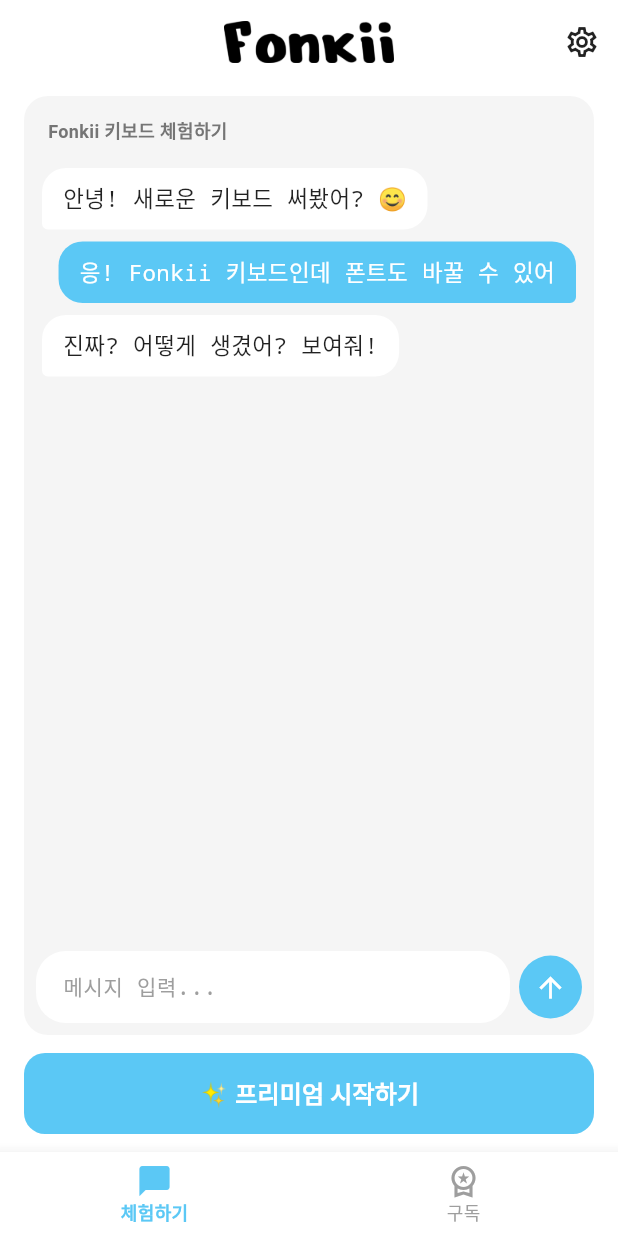
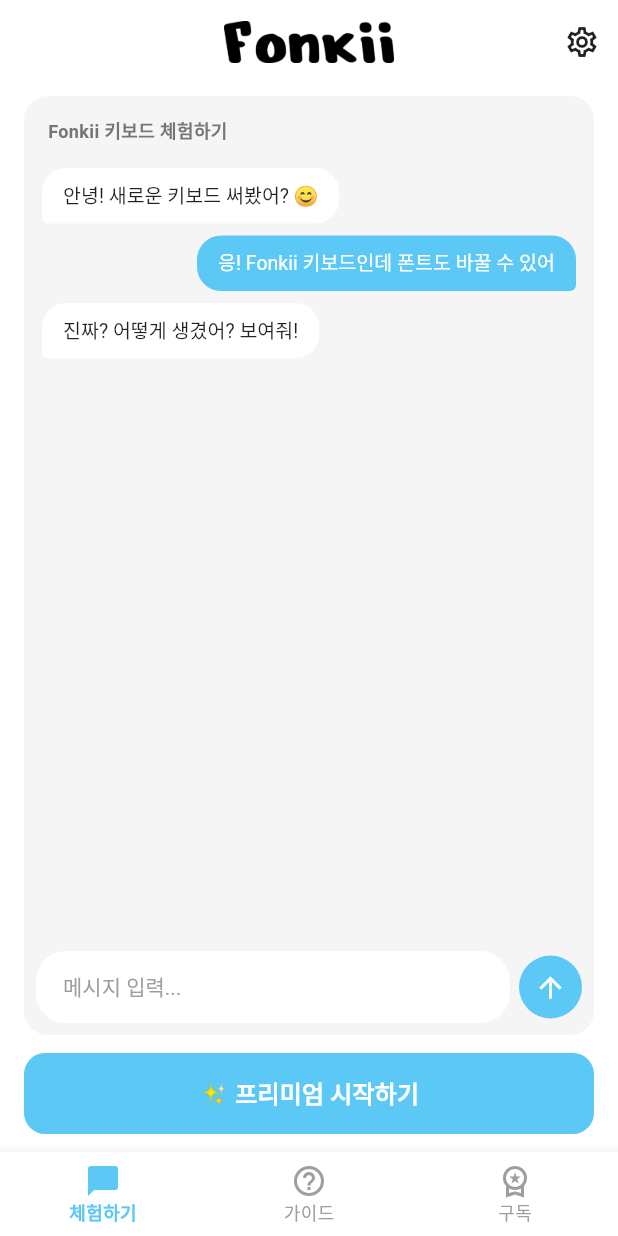
Before and after one commit to yuna-jung/keyboard, a Flutter app: the screen it shows after launch, on a phone screen of 412 x 824 dp. Run offline on Flutter 3.47's test engine with Material 3 defaults, Android fonts, the phone set to English and light mode, and no system bars; our stand-ins replace flutter_animate, share_plus, shared_preferences; missing offline and left inert: adapty_flutter.

Commit message:
feat: guide tab, chat bubble dot-art handling, font reverse-map polish
- guide_screen.dart: new in-app guide with five card sections
  (keyboard setup, font usage, font favorites, translation, palette)
- home_screen.dart: add Guide tab between Chat and Subscription in the
  bottom navigation; conditional bubble rendering (Braille-detected dot
  art keeps softWrap:false + horizontal scroll, regular text wraps and
  scrolls vertically only); drop monospace fontFamily so system shaper
  picks consistent fallback for mixed scripts
- KeyboardViewController.swift: drop ASCII→ASCII entries from
  _cmReverseMap so plain "g/r/s/i/o" survive normalizeToASCII unchanged;
  remove the duplicated font section from the Favorites tab (font
  favorites already surface in the Aa tab) and delete the now-unused
  favFontTapped / favFontLongPressed handlers

Co-Authored-By: Claude Opus 4.7 (1M context) <noreply@anthropic.com>

```diff
--- a/lib/screens/home_screen.dart
+++ b/lib/screens/home_screen.dart
@@ -1,6 +1,7 @@
 import 'package:flutter/material.dart';
 import 'package:flutter/services.dart';
 import '../services/subscription_service.dart';
+import 'guide_screen.dart';
 import 'paywall_screen.dart';
 import 'settings_screen.dart';
 import 'subscription_screen.dart';
@@ -64,13 +65,14 @@ class _HomeScreenState extends State<HomeScreen> {
         index: _selectedIndex,
         children: const [
           _ChatTab(),
+          GuideScreen(),
           SubscriptionScreen(),
         ],
       ),
       bottomNavigationBar: BottomNavigationBar(
         currentIndex: _selectedIndex,
         onTap: (i) {
-          if (i == 1) {
+          if (i == 2) {
             // Subscription tab → open Adapty paywall directly without switching tab
             PaywallScreen.show(context);
             return;
@@ -87,6 +89,11 @@ class _HomeScreenState extends State<HomeScreen> {
             icon: Icon(Icons.chat_bubble_outline),
             activeIcon: Icon(Icons.chat_bubble),
             label: '체험하기',
+          ),
+          BottomNavigationBarItem(
+            icon: Icon(Icons.help_outline),
+            activeIcon: Icon(Icons.help),
+            label: '가이드',
           ),
           BottomNavigationBarItem(
             icon: Icon(Icons.workspace_premium_outlined),
@@ -409,22 +416,35 @@ class _ChatBubble extends StatelessWidget {
         ),
       );
     } else {
+      // Detect dot-art by the presence of Braille codepoints (U+2800-U+28FF).
+      // Dot-art needs `softWrap: false` + horizontal scroll to keep its grid
+      // intact; ordinary text/emoticon messages should wrap naturally so the
+      // bubble doesn't blow out into a single long horizontal strip.
+      final isDotArt = message.text?.runes
+              .any((r) => r >= 0x2800 && r <= 0x28FF) ??
+          false;
+      final textWidget = Text(
+        message.text ?? '',
+        softWrap: !isDotArt,
+        style: TextStyle(
+          fontSize: 13,
+          color: fg,
+          height: 1.2,
+          letterSpacing: 0,
+          fontFeatures: const [FontFeature.tabularFigures()],
+        ),
+      );
       content = Container(
         padding: const EdgeInsets.symmetric(horizontal: 14, vertical: 10),
         decoration: BoxDecoration(color: bg, borderRadius: radius),
         child: ConstrainedBox(
           constraints: const BoxConstraints(maxHeight: 300),
-          child: SingleChildScrollView(
-            child: Text(
-              message.text ?? '',
-              style: TextStyle(
-                fontFamily: 'monospace',
-                fontSize: 15,
-                color: fg,
-                height: 1.35,
-              ),
-            ),
-          ),
+          child: isDotArt
+              ? SingleChildScrollView(
+                  scrollDirection: Axis.horizontal,
+                  child: SingleChildScrollView(child: textWidget),
+                )
+              : SingleChildScrollView(child: textWidget),
         ),
       );
     }
@@ -473,9 +493,10 @@ class _ChatInput extends StatelessWidget {
               keyboardType: TextInputType.multiline,
               textInputAction: TextInputAction.newline,
               style: TextStyle(
-                fontFamily: 'monospace',
-                fontSize: 16,
+                fontSize: 14,
                 color: isDark ? Colors.white : Colors.black87,
+                height: 1.2,
+                letterSpacing: 0,
               ),
               // Intercept the system Paste button so a copied GIF lands as a
               // GIF bubble (not raw text). Routes through `_pasteFromClipboard`
```
Also changed, not shown: lib/screens/guide_screen.dart (added, +165 -0 lines), 1 other file.
